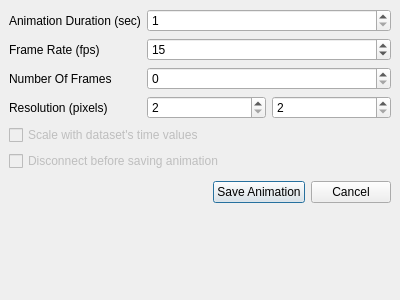
Old version of the form Qt/Components/Resources/UI/pqAnimationSettings.ui in the repository wildmichael/ParaView3-enhancements-old.
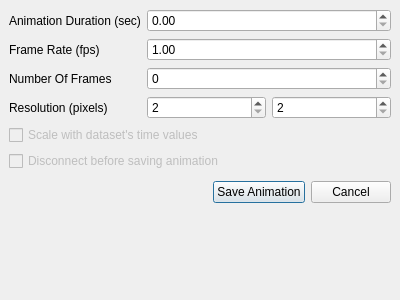
New version of the form.

Commit message: ENH: Intergrating Time into the ParaView client. Render modules/displays now have time properties. Animation scene animates this "time" (which it calls ClockTime).

What changed in the file:
```diff
--- a/Qt/Components/Resources/UI/pqAnimationSettings.ui
+++ b/Qt/Components/Resources/UI/pqAnimationSettings.ui
@@ -32,25 +32,6 @@
      </property>
     </spacer>
    </item>
-   <item row="0" column="1" colspan="2" >
-    <widget class="QSpinBox" name="spinBoxAnimationDuration" >
-     <property name="toolTip" >
-      <string>Duration for the Animation (in seconds)</string>
-     </property>
-     <property name="statusTip" >
-      <string>Sets the duration for the animation in seconds.</string>
-     </property>
-     <property name="whatsThis" >
-      <string>Sets the duration for the animation in seconds.</string>
-     </property>
-     <property name="maximum" >
-      <number>2147483647</number>
-     </property>
-     <property name="minimum" >
-      <number>1</number>
-     </property>
-    </widget>
-   </item>
    <item row="0" column="0" >
     <widget class="QLabel" name="labelAnimationDuration" >
      <property name="text" >
@@ -90,28 +71,6 @@
      </property>
     </widget>
    </item>
-   <item row="1" column="1" colspan="2" >
-    <widget class="QSpinBox" name="spinBoxFrameRate" >
-     <property name="toolTip" >
-      <string>Animation Frame Rate in frames-per-second.</string>
-     </property>
-     <property name="statusTip" >
-      <string>Sets the frame rate (fps) to use in the animation.</string>
-     </property>
-     <property name="whatsThis" >
-      <string>Sets the frame rate (fps) to use in the animation.</string>
-     </property>
-     <property name="maximum" >
-      <number>100</number>
-     </property>
-     <property name="minimum" >
-      <number>1</number>
-     </property>
-     <property name="value" >
-      <number>15</number>
-     </property>
-    </widget>
-   </item>
    <item row="1" column="0" >
     <widget class="QLabel" name="labelFrameRate" >
      <property name="text" >
@@ -218,6 +177,20 @@
      </property>
     </widget>
    </item>
+   <item row="0" column="1" colspan="2" >
+    <widget class="QDoubleSpinBox" name="animationDuration" >
+     <property name="maximum" >
+      <double>999999999999999967336168804116691273849533185806555472917961779471295845921727862608739868455469056.000000000000000</double>
+     </property>
+    </widget>
+   </item>
+   <item row="1" column="1" colspan="2" >
+    <widget class="QDoubleSpinBox" name="frameRate" >
+     <property name="minimum" >
+      <double>1.000000000000000</double>
+     </property>
+    </widget>
+   </item>
   </layout>
  </widget>
  <tabstops>
```
Left out of the diff: 2 changed lines with no effect on the pictures. The commit also changes 47 other files.
